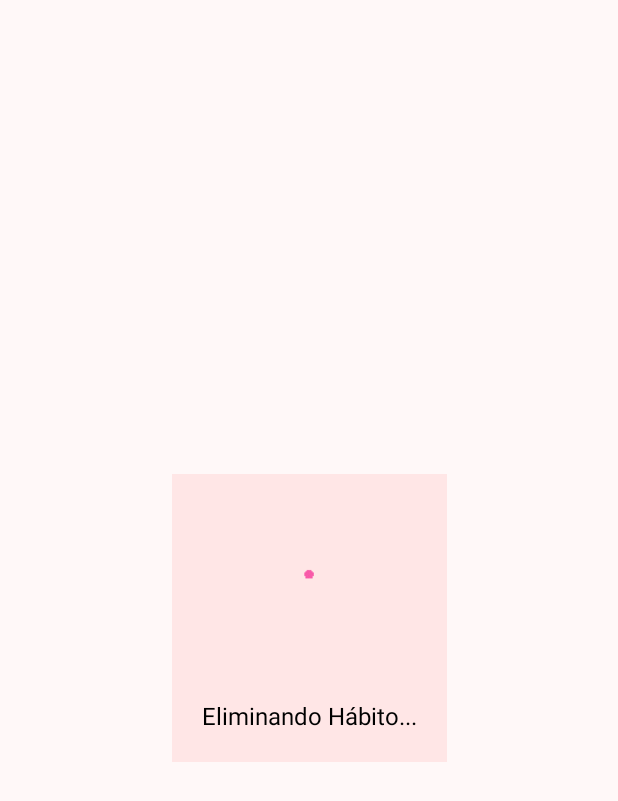
After one commit to mariaadev/HabitProProject, an Android app: the layout dialog_loading.xml on its own in the app's theme, with its tools: preview values and no code run, on a phone screen of 412 x 824 dp. The commit adds this screen. Shown: the top 801 px of the screen. Run offline under Robolectric (Android 15) with nearby library versions, the phone set to English and light mode, and no system bars.

Commit message:
Añadido Dialog para mostrar barra de carga

```diff
--- /dev/null
+++ b/app/src/main/res/layout/dialog_loading.xml
@@ -0,0 +1,34 @@
+<?xml version="1.0" encoding="utf-8"?>
+<androidx.constraintlayout.widget.ConstraintLayout xmlns:android="http://schemas.android.com/apk/res/android"
+    xmlns:app="http://schemas.android.com/apk/res-auto"
+    android:layout_width="match_parent"
+    android:layout_height="match_parent">
+
+    <LinearLayout
+        android:layout_width="wrap_content"
+        android:layout_height="wrap_content"
+        android:background="@color/menu_background"
+        android:gravity="center"
+        android:orientation="vertical"
+        android:padding="20dp"
+        app:layout_constraintBottom_toBottomOf="parent"
+        app:layout_constraintEnd_toEndOf="parent"
+        app:layout_constraintStart_toStartOf="parent"
+        app:layout_constraintTop_toTopOf="parent">
+
+        <ImageView
+            android:layout_width="120dp"
+            android:layout_height="120dp"
+            android:src="@drawable/loading2" />
+
+        <TextView
+            android:layout_width="wrap_content"
+            android:layout_height="wrap_content"
+            android:layout_marginTop="10dp"
+            android:text="@string/eliminando_h_bito"
+            android:textColor="@android:color/black"
+            android:textSize="16sp" />
+    </LinearLayout>
+
+
+</androidx.constraintlayout.widget.ConstraintLayout>
--- a/app/src/main/res/values/strings.xml
+++ b/app/src/main/res/values/strings.xml
@@ -39,6 +39,7 @@
     <string name="describe_el_h_bito">Describe el hábito</string>
     <string name="selecciona_una_imagen">Selecciona una imagen</string>
     <string name="cu_ndo_lo_realizar_s">¿Cuándo lo realizarás?</string>
+    <string name="eliminando_h_bito">Eliminando Hábito...</string>
     <string-array name="idiomas">
         <item>Español</item>
         <item>Català</item>
```
Also changed, not shown: app/src/main/res/drawable/loading.gif (added), app/src/main/res/drawable/loading2.gif (added).
